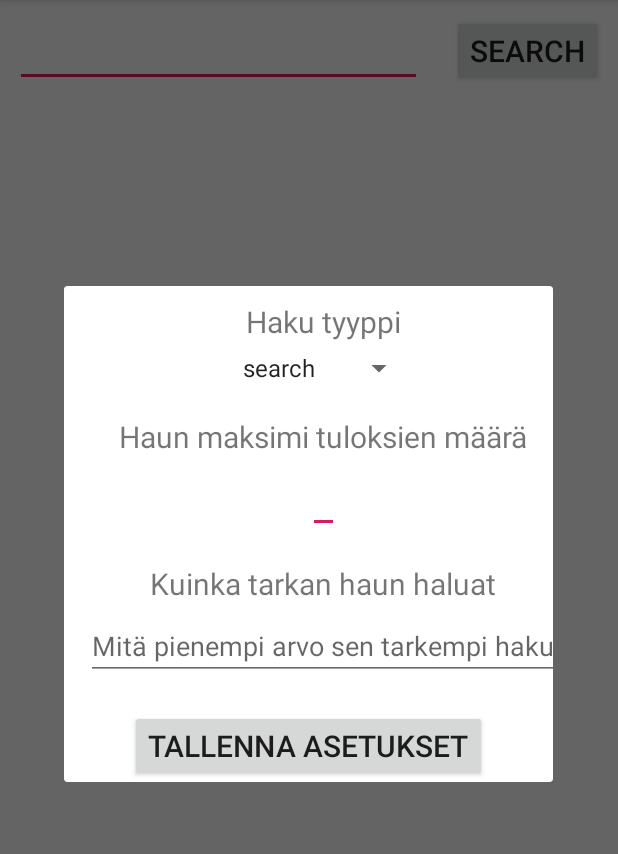
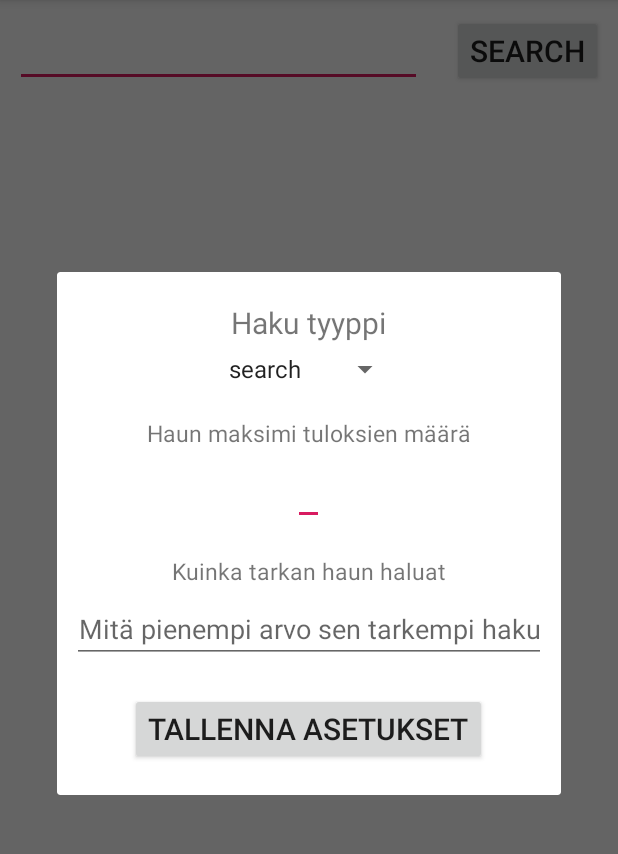
Before and after one commit to Jaervae/GiphyGifs, an Android app: the screen it shows after launch (MainActivity), in the options menu, after a tap on "Search settings", on a phone screen of 412 x 824 dp, the part 84-938 px from its top. Run offline under Robolectric (Android 15) with nearby library versions, the phone set to English and light mode, and no system bars; our stand-ins replace Volley; network calls fail; 1 statement that could not run was skipped.

```diff
--- a/app/src/main/AndroidManifest.xml
+++ b/app/src/main/AndroidManifest.xml
@@ -1,7 +1,8 @@
 <?xml version="1.0" encoding="utf-8"?>
 <manifest xmlns:android="http://schemas.android.com/apk/res/android"
     package="com.example.giphugifs">
-    <uses-permission android:name="android.permission.INTERNET"></uses-permission>
+    <uses-permission android:name="android.permission.INTERNET">
+    </uses-permission>
     <application
         android:allowBackup="true"
         android:icon="@mipmap/ic_launcher"
--- a/app/src/main/java/com/example/giphugifs/CustomDialogClass.java
+++ b/app/src/main/java/com/example/giphugifs/CustomDialogClass.java
@@ -29,12 +29,16 @@ public class CustomDialogClass extends Dialog implements android.view.View.OnCli
 
     private String type;
     private String limit;
+    private int idType;
+    private long test;
     private String offset;
 
     static final String SHARED_PREF_FILE = "GiphyApp";
     static final String SHARED_PREF_STRING_SEARCH_TYPE = "SearchType";
     static final String SHARED_PREF_STRING_SEARCH_OFFSET = "SearchOffset";
     static final String SHARED_PREF_STRING_SEARCH_AMOUNT = "SearchAmount";
+    static final String SHARED_PREF_STRING_SEARCH_ID = "SearchId";
+
 
     public CustomDialogClass(Activity a, Search searchObj) {
         super(a);
@@ -43,6 +47,7 @@ public class CustomDialogClass extends Dialog implements android.view.View.OnCli
         this.type = searchObj.getType();
         this.offset = searchObj.getOffset();
         this.limit = searchObj.getLimit();
+        this.idType = searchObj.getIdType();
     }
 
     @Override
@@ -59,7 +64,7 @@ public class CustomDialogClass extends Dialog implements android.view.View.OnCli
 
         editTextAmount.setText(limit);
         editTextOffset.setText(offset);
-
+        spinnerType.setSelection(idType);
     }
 
     private SharedPreferences getPrefs(Context context) {
@@ -74,19 +79,21 @@ public class CustomDialogClass extends Dialog implements android.view.View.OnCli
                 offset = editTextOffset.getText().toString();
                 limit = editTextAmount.getText().toString();
                 type = spinnerType.getSelectedItem().toString();
-                callMainActivity(type,limit,offset);
+                idType = spinnerType.getSelectedItemPosition();
+                callMainActivity(type,limit,offset,idType);
                 break;
             default:
                 break;
         }
         dismiss();
     }
-    public void callMainActivity(String type, String limit,String offset){
-        searchObj = new Search(type,limit,offset);
+    public void callMainActivity(String type, String limit,String offset,int idType){
+        searchObj = new Search(type,limit,offset,idType);
         SharedPreferences.Editor editor = getPrefs(getContext()).edit();
         editor.putString(SHARED_PREF_STRING_SEARCH_OFFSET,offset);
         editor.putString(SHARED_PREF_STRING_SEARCH_AMOUNT,limit);
         editor.putString(SHARED_PREF_STRING_SEARCH_TYPE,type);
+        editor.putInt(SHARED_PREF_STRING_SEARCH_ID,idType);
         editor.apply();
         mainActivity.setObj(searchObj);
     }
--- a/app/src/main/java/com/example/giphugifs/MainActivity.java
+++ b/app/src/main/java/com/example/giphugifs/MainActivity.java
@@ -38,6 +38,7 @@ public class MainActivity extends AppCompatActivity {
     private String searchedItem = "";
     private String limit;
     private String offset;
+    private int idType;
     private final String urlP2 = "&offset=";
     private final String urlP3 = "&rating=G&lang=en";
 
@@ -54,6 +55,7 @@ public class MainActivity extends AppCompatActivity {
     static final String SHARED_PREF_STRING_SEARCH_TYPE = "SearchType";
     static final String SHARED_PREF_STRING_SEARCH_OFFSET = "SearchOffset";
     static final String SHARED_PREF_STRING_SEARCH_AMOUNT = "SearchAmount";
+    static final String SHARED_PREF_STRING_SEARCH_ID = "SearchId";
 
 
     @Override
@@ -66,6 +68,7 @@ public class MainActivity extends AppCompatActivity {
         button.setOnClickListener(new View.OnClickListener() {
             @Override
             public void onClick(View v) {
+                listItems.clear();
                 searchedItem = editText.getText().toString();
                 switch (type) {
                     case "search":
@@ -73,12 +76,12 @@ public class MainActivity extends AppCompatActivity {
                         break;
                     case "trending":
                         finalUrl = urlP1 + type + apiKey + "&limit=" + limit + "&rating=G";
+                        Log.d(TAG,finalUrl);
                         break;
                     case "random":
                         finalUrl = urlP1 + type + apiKey + "&tag=&rating=G";
                         break;
                 }
-
                 Log.d(TAG, finalUrl);
                 sendRequest(finalUrl);
             }
@@ -184,6 +187,7 @@ public class MainActivity extends AppCompatActivity {
         editor.putString(SHARED_PREF_STRING_SEARCH_OFFSET,offset);
         editor.putString(SHARED_PREF_STRING_SEARCH_AMOUNT,limit);
         editor.putString(SHARED_PREF_STRING_SEARCH_TYPE,type);
+        editor.putInt(SHARED_PREF_STRING_SEARCH_ID,idType);
         editor.apply();
     }
 
@@ -191,6 +195,7 @@ public class MainActivity extends AppCompatActivity {
         offset = searchObj.getOffset();
         limit = searchObj.getLimit();
         type = searchObj.getType();
+        idType = searchObj.getIdType();
     }
 
 
@@ -204,7 +209,8 @@ public class MainActivity extends AppCompatActivity {
         type = sharedPreferences.getString(SHARED_PREF_STRING_SEARCH_TYPE,null);
         limit = sharedPreferences.getString(SHARED_PREF_STRING_SEARCH_AMOUNT,null);
         offset = sharedPreferences.getString(SHARED_PREF_STRING_SEARCH_OFFSET,null);
-        searchObj = new Search(type,limit,offset);
+        idType = sharedPreferences.getInt(SHARED_PREF_STRING_SEARCH_ID,0);
+        searchObj = new Search(type,limit,offset,idType);
     }
 
     @Override
--- a/app/src/main/java/com/example/giphugifs/Search.java
+++ b/app/src/main/java/com/example/giphugifs/Search.java
@@ -4,34 +4,30 @@ public class Search {
     private String type;
     private String limit;
     private String offset;
+    private int idType;
 
-    public Search(String type, String limit, String offset) {
+    public Search(String type, String limit, String offset,int idType) {
         this.type = type;
         this.limit = limit;
         this.offset = offset;
+        this.idType = idType;
     }
 
     public String getType() {
         return type;
     }
 
-    public void setType(String type) {
-        this.type = type;
-    }
-
     public String getLimit() {
         return limit;
     }
 
-    public void setLimit(String limit) {
-        this.limit = limit;
-    }
 
     public String getOffset() {
         return offset;
     }
 
-    public void setOffset(String offset) {
-        this.offset = offset;
+    public int getIdType() {
+        return idType;
     }
+
 }
--- a/app/src/main/java/com/example/giphugifs/SimpleListAdapter.java
+++ b/app/src/main/java/com/example/giphugifs/SimpleListAdapter.java
@@ -1,11 +1,13 @@
 package com.example.giphugifs;
 
 import android.content.Context;
+import android.graphics.Color;
 import android.view.LayoutInflater;
 import android.view.View;
 import android.view.ViewGroup;
 import android.widget.ArrayAdapter;
 import android.widget.ImageView;
+import android.widget.TextView;
 
 import com.bumptech.glide.Glide;
 import com.bumptech.glide.load.engine.DiskCacheStrategy;
@@ -33,16 +35,18 @@ class SimpleListAdapter extends ArrayAdapter {
     @NonNull
     @Override
     public View getView(int position, @Nullable View convertView, @NonNull ViewGroup parent) {
+
         if (null == convertView){
             convertView = inflater.inflate(R.layout.list_item_image,parent,false);
         }
+
 
         Glide
                 .with(context)
                 .asGif()
                 .load(imageUrls.get(position))
                 .centerCrop()
-                .skipMemoryCache(true)
+                .diskCacheStrategy(DiskCacheStrategy.AUTOMATIC)
                 .into((ImageView)convertView);
 
         return convertView;
--- a/app/src/main/res/layout/custom_dialog.xml
+++ b/app/src/main/res/layout/custom_dialog.xml
@@ -4,7 +4,9 @@
     android:layout_width="fill_parent"
     android:layout_height="wrap_content"
     android:orientation="vertical"
-    android:gravity="center">
+    android:gravity="center"
+    android:layout_marginTop="20dp"
+    android:layout_marginBottom="20dp">
 
     <TextView
         android:layout_width="wrap_content"
@@ -13,8 +15,8 @@
         android:text="Haku tyyppi"
         android:textSize="20sp"
         android:layout_marginLeft="10dp"
-        android:layout_marginBottom="5dp"
-        android:layout_marginTop="10dp">
+        android:layout_marginRight="10dp"
+        android:layout_marginBottom="5dp">
     </TextView>
 
     <Spinner
@@ -22,6 +24,7 @@
         android:layout_width="wrap_content"
         android:layout_height="wrap_content"
         android:layout_marginLeft="10dp"
+        android:layout_marginRight="10dp"
         android:layout_marginBottom="20dp"
         android:entries="@array/searchType"
         android:spinnerMode="dropdown">
@@ -32,14 +35,16 @@
         android:layout_height="wrap_content"
         android:id="@+id/textViewDialogSearchAmmount"
         android:text="Haun maksimi tuloksien määrä"
-        android:textSize="20sp"
+        android:textSize="15sp"
         android:layout_marginLeft="10dp"
+        android:layout_marginRight="10dp"
         android:layout_marginBottom="5dp">
     </TextView>
     <EditText
         android:layout_width="wrap_content"
         android:layout_height="wrap_content"
         android:layout_marginLeft="10dp"
+        android:layout_marginRight="10dp"
         android:layout_marginBottom="20dp"
         android:text=""
         android:id="@+id/editTextDialogSearchAmmount">
@@ -49,16 +54,19 @@
         android:layout_height="wrap_content"
         android:id="@+id/textViewDialogSearchOffset"
         android:text="Kuinka tarkan haun haluat"
-        android:textSize="20sp"
+        android:textSize="15sp"
         android:layout_marginLeft="10dp"
+        android:layout_marginRight="10dp"
         android:layout_marginBottom="5dp">
     </TextView>
     <EditText
         android:layout_width="wrap_content"
         android:layout_height="wrap_content"
         android:layout_marginLeft="10dp"
+        android:layout_marginRight="10dp"
         android:layout_marginBottom="20dp"
         android:text=""
+        android:gravity="center"
         android:hint="Mitä pienempi arvo sen tarkempi haku"
         android:id="@+id/editTextDialogSearchOffset">
     </EditText>
```
